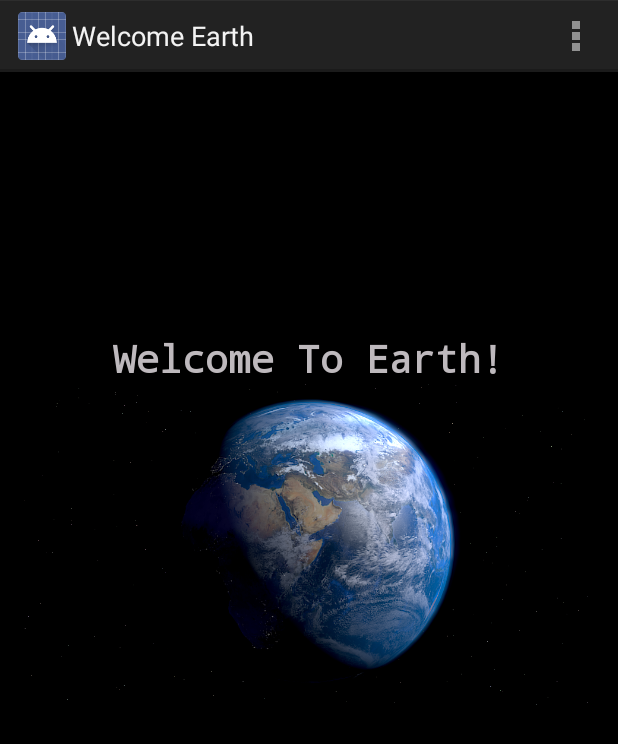
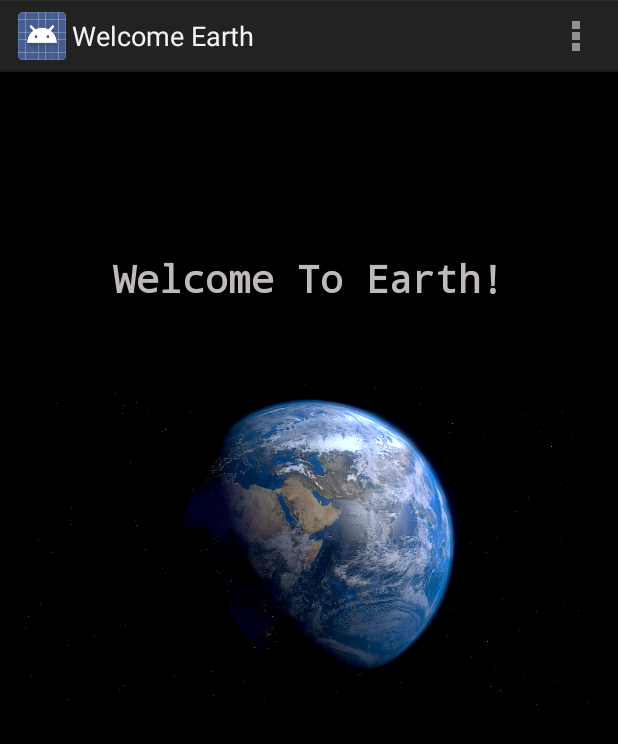
Before and after one commit to Jrollins14/Homework1, an Android app: the screen it shows after launch (MainActivity), on a phone screen of 412 x 824 dp. Shown: the top 744 px of the screen. Run offline under Robolectric (Android 15) with nearby library versions, the phone set to English and light mode, and no system bars.

Commit message:
final final

```diff
--- a/app/src/main/res/layout/activity_main.xml
+++ b/app/src/main/res/layout/activity_main.xml
@@ -32,6 +32,7 @@
         android:textStyle="bold"
         android:typeface="monospace"
         android:layout_above="@+id/imageView"
-        android:layout_centerHorizontal="true" />
+        android:layout_centerHorizontal="true"
+        android:layout_marginBottom="53dp" />
 
 </RelativeLayout>
```
